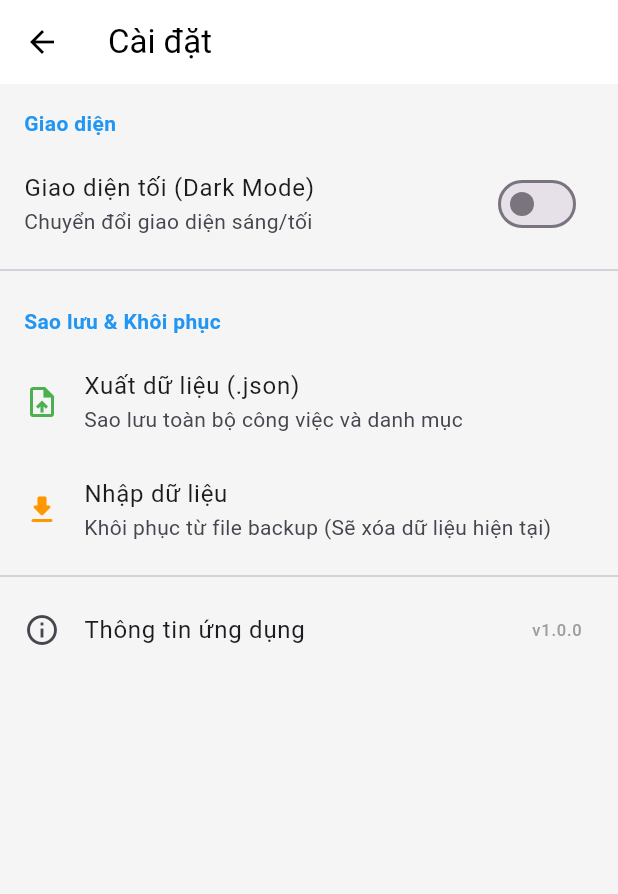
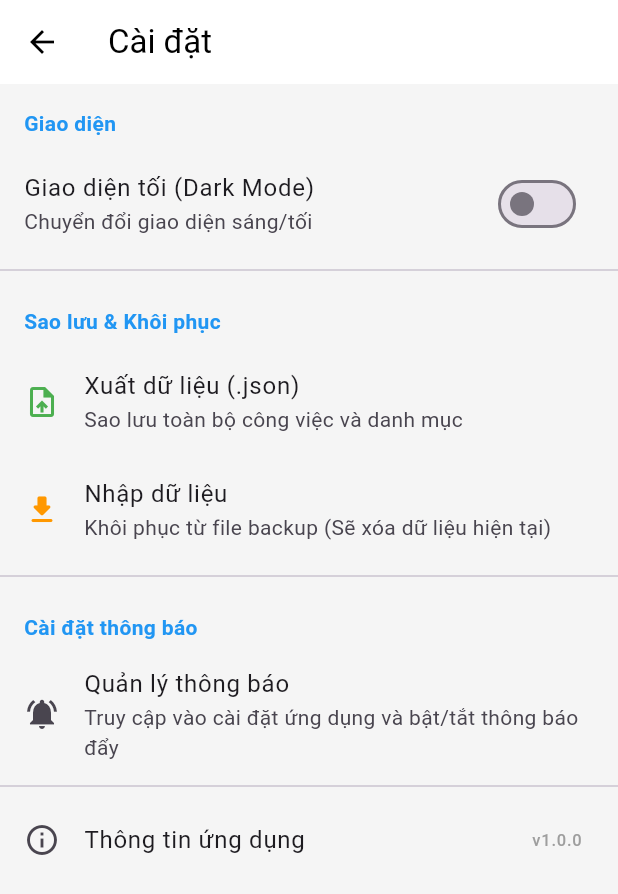
Before and after one commit to hungdx-t1/ToDoApp-MIST, a Flutter app: the SettingsScreen screen opened directly, after a tap on "Xuất dữ liệu (.json)", on a phone screen of 412 x 824 dp. Shown: the top 894 px of the screen. Run offline on Flutter 3.47's test engine with Material 3 defaults, Android fonts, the phone set to English and light mode, and no system bars; our stand-ins replace file_picker, share_plus, sqflite; accounts and stored records are empty.

Commit message:
added notification setting

```diff
--- a/lib/data/database_helper.dart
+++ b/lib/data/database_helper.dart
@@ -51,7 +51,7 @@ class DatabaseHelper {
     await db.insert('categories', {'name': 'Học tập', 'hexColor': '#2196F3'}); // Xanh dương
   }
 
-  // --- TASKS ---
+  // task funcs
   Future<int> insertTask(Task task) async {
     final db = await database;
     return await db.insert('tasks', task.toMap());
@@ -59,7 +59,6 @@ class DatabaseHelper {
 
   Future<List<Task>> getTasks() async {
     final db = await database;
-    // Đã sửa 'date' thành 'startTime'
     final result = await db.query('tasks', orderBy: 'startTime DESC');
     return result.map((json) => Task.fromMap(json)).toList();
   }
--- a/lib/models/task_model.dart
+++ b/lib/models/task_model.dart
@@ -2,7 +2,7 @@ class Task {
   final int? id;
   final String title;
   final String? description;
-  final int categoryId;
+  final int categoryId; // region khóa ngoại
   final DateTime deadline;
   final DateTime startTime;
   bool isCompleted;
@@ -25,7 +25,7 @@ class Task {
       'id': id,
       'title': title,
       'description': description,
-      'categoryId': categoryId,     // Lưu ID danh mục
+      'categoryId': categoryId,
       'deadline': deadline.toIso8601String(),
       'startTime': startTime.toIso8601String(),
       'isCompleted': isCompleted ? 1 : 0,
@@ -38,7 +38,7 @@ class Task {
       id: map['id'],
       title: map['title'],
       description: map['description'],
-      categoryId: map['categoryId'], // Lấy ID danh mục
+      categoryId: map['categoryId'],
       deadline: DateTime.parse(map['deadline']),
       startTime: DateTime.parse(map['startTime']),
       isCompleted: map['isCompleted'] == 1,
--- a/lib/view_models/task_view_model.dart
+++ b/lib/view_models/task_view_model.dart
@@ -124,7 +124,7 @@ class TaskViewModel extends ChangeNotifier {
 
       // d. Gọi hộp thoại chia sẻ (Share Sheet)
       // Người dùng có thể chọn lưu vào Drive, gửi Zalo, hoặc Lưu vào Tệp
-      await Share.shareXFiles([XFile(file.path)], text: 'Sao lưu dữ liệu Pro Todo');
+      await Share.shareXFiles([XFile(file.path)], text: 'Sao lưu dữ liệu Pro Todo'); // TODO deprecated method
 
     } catch (e) {
       debugPrint("Lỗi Export: $e");
@@ -134,7 +134,7 @@ class TaskViewModel extends ChangeNotifier {
     }
   }
 
-  // 2. nhập file JSON
+  // nhập file json
   Future<bool> importFromJson() async {
     try {
       // a. Mở trình chọn file
--- a/lib/views/settings_screen.dart
+++ b/lib/views/settings_screen.dart
@@ -63,8 +63,22 @@ class SettingsScreen extends StatelessWidget {
                 onTap: () => _confirmImport(context, viewModel),
               ),
 
-              // --- CÁC MỤC KHÁC ---
               const Divider(),
+
+              const Padding(
+                padding: EdgeInsets.fromLTRB(16, 16, 16, 8),
+                child: Text("Cài đặt thông báo", style: TextStyle(color: Colors.blue, fontWeight: FontWeight.bold)),
+              ),
+
+              ListTile(
+                leading: const Icon(Icons.notifications_active),
+                title: const Text("Quản lý thông báo"),
+                subtitle: const Text("Truy cập vào cài đặt ứng dụng và bật/tắt thông báo đẩy"),
+                // TODO onTap vào settings
+              ),
+
+              const Divider(),
+
               ListTile(
                 leading: const Icon(Icons.info_outline),
                 title: const Text("Thông tin ứng dụng"),
```
